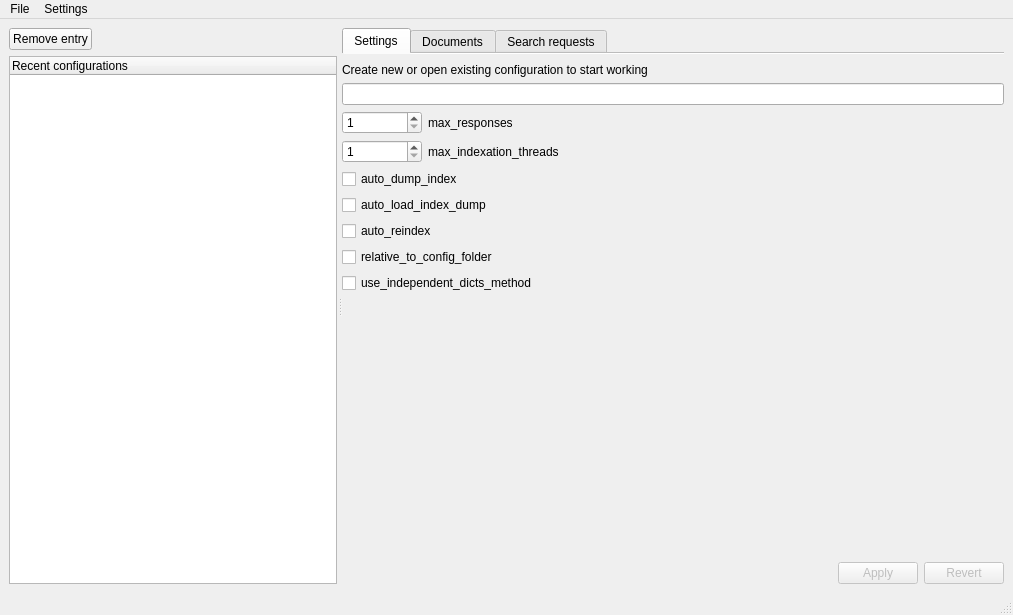
Old version of the form gui/include/gui.ui in the repository Rod-L/search_engine.
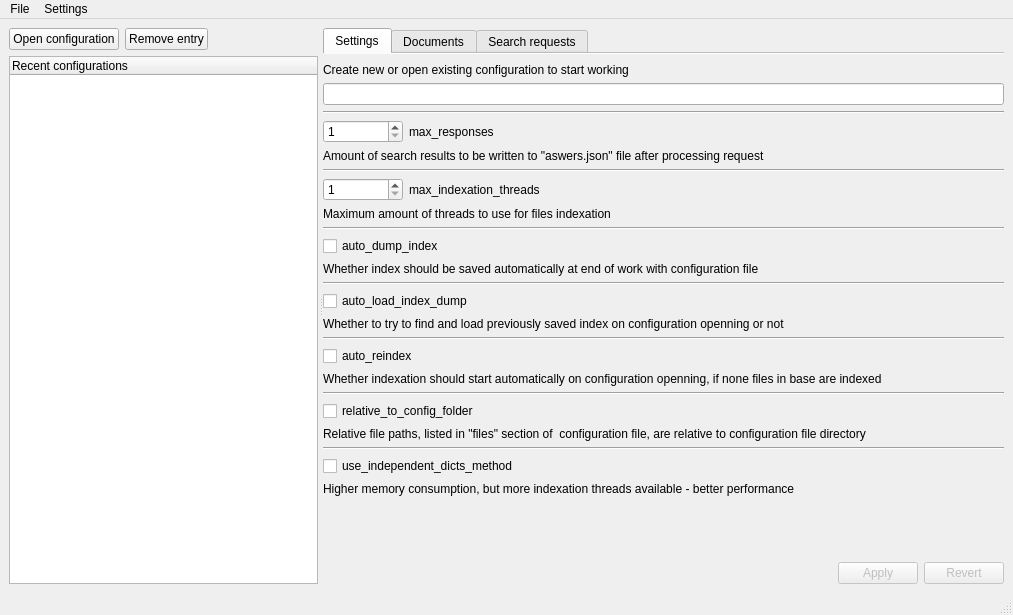
New version of the form. The open tabs and pages were chosen to show the change.

What changed in the file:
```diff
--- a/gui/include/gui.ui
+++ b/gui/include/gui.ui
@@ -59,6 +59,13 @@
          <layout class="QVBoxLayout" name="verticalLayout_3">
           <item>
            <layout class="QHBoxLayout" name="horizontalLayout">
+            <item>
+             <widget class="QPushButton" name="pushButton_openConfiguration">
+              <property name="text">
+               <string>Open configuration</string>
+              </property>
+             </widget>
+            </item>
             <item>
              <widget class="QPushButton" name="pushButton_removeRecentConfigEntry">
               <property name="text">
@@ -163,6 +170,13 @@
            <item>
             <widget class="QLineEdit" name="lineEdit_ConfigName"/>
            </item>
+           <item>
+            <widget class="Line" name="line_tooltip1">
+             <property name="orientation">
+              <enum>Qt::Horizontal</enum>
+             </property>
+            </widget>
+           </item>
            <item>
             <layout class="QHBoxLayout" name="horizontalLayout_2">
              <property name="spacing">
@@ -215,6 +229,29 @@
              </item>
             </layout>
            </item>
+           <item>
+            <widget class="QLabel" name="label_tooltip1">
+             <property name="sizePolicy">
+              <sizepolicy hsizetype="Expanding" vsizetype="Preferred">
+               <horstretch>0</horstretch>
+               <verstretch>0</verstretch>
+              </sizepolicy>
+             </property>
+             <property name="text">
+              <string>Amount of search results to be written to &quot;aswers.json&quot; file after processing request</string>
+             </property>
+             <property name="wordWrap">
+              <bool>true</bool>
+             </property>
+            </widget>
+           </item>
+           <item>
+            <widget class="Line" name="line_tooltip2">
+             <property name="orientation">
+              <enum>Qt::Horizontal</enum>
+             </property>
+            </widget>
+           </item>
            <item>
             <layout class="QHBoxLayout" name="horizontalLayout_3">
              <item>
@@ -255,6 +292,20 @@
              </item>
             </layout>
            </item>
+           <item>
+            <widget class="QLabel" name="label_tooltip2">
+             <property name="text">
+              <string>Maximum amount of threads to use for files indexation</string>
+             </property>
+            </widget>
+           </item>
+           <item>
+            <widget class="Line" name="line_tooltip3">
+             <property name="orientation">
+              <enum>Qt::Horizontal</enum>
+             </property>
+            </widget>
+           </item>
            <item>
             <widget class="QCheckBox" name="checkBox_auto_dump_index">
              <property name="text">
@@ -262,6 +313,20 @@
              </property>
             </widget>
            </item>
+           <item>
+            <widget class="QLabel" name="label_tooltip3">
+             <property name="text">
+              <string>Whether index should be saved automatically at end of work with configuration file</string>
+             </property>
+            </widget>
+           </item>
+           <item>
+            <widget class="Line" name="line_tooltip4">
+             <property name="orientation">
+              <enum>Qt::Horizontal</enum>
+             </property>
+            </widget>
+           </item>
            <item>
             <widget class="QCheckBox" name="checkBox_auto_load_index_dump">
              <property name="text">
@@ -269,6 +334,20 @@
              </property>
             </widget>
            </item>
+           <item>
+            <widget class="QLabel" name="label_tooltip4">
+             <property name="text">
+              <string>Whether to try to find and load previously saved index on configuration openning or not </string>
+             </property>
+            </widget>
+           </item>
+           <item>
+            <widget class="Line" name="line_tooltip5">
+             <property name="orientation">
+              <enum>Qt::Horizontal</enum>
+             </property>
+            </widget>
+           </item>
            <item>
             <widget class="QCheckBox" name="checkBox_auto_reindex">
              <property name="text">
@@ -276,6 +355,20 @@
              </property>
             </widget>
            </item>
+           <item>
+            <widget class="QLabel" name="label_tooltip5">
+             <property name="text">
+              <string>Whether indexation should start automatically on configuration openning, if none files in base are indexed</string>
+             </property>
+            </widget>
+           </item>
+           <item>
+            <widget class="Line" name="line_tooltip6">
+             <property name="orientation">
+              <enum>Qt::Horizontal</enum>
+             </property>
+            </widget>
+           </item>
            <item>
             <widget class="QCheckBox" name="checkBox_relative_to_config_folder">
              <property name="text">
@@ -283,6 +376,20 @@
              </property>
             </widget>
            </item>
+           <item>
+            <widget class="QLabel" name="label_tooltip6">
+             <property name="text">
+              <string>Relative file paths, listed in &quot;files&quot; section of  configuration file, are relative to configuration file directory</string>
+             </property>
+            </widget>
+           </item>
+           <item>
+            <widget class="Line" name="line_tooltip7">
+             <property name="orientation">
+              <enum>Qt::Horizontal</enum>
+             </property>
+            </widget>
+           </item>
            <item>
             <widget class="QCheckBox" name="checkBox_use_independent_dicts_method">
              <property name="text">
@@ -290,6 +397,13 @@
              </property>
             </widget>
            </item>
+           <item>
+            <widget class="QLabel" name="label_tooltip7">
+             <property name="text">
+              <string>Higher memory consumption, but more indexation threads available - better performance</string>
+             </property>
+            </widget>
+           </item>
            <item>
             <spacer name="verticalSpacer">
              <property name="orientation">
```
Left out of the diff: 49 changed lines with no effect on the pictures.
